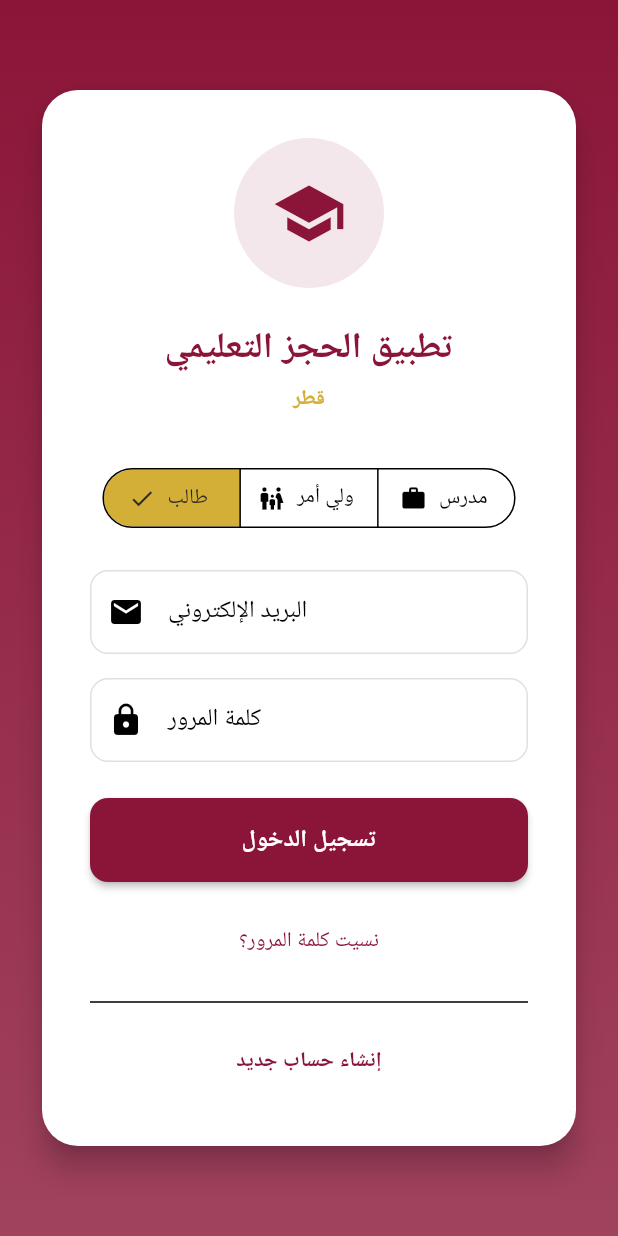
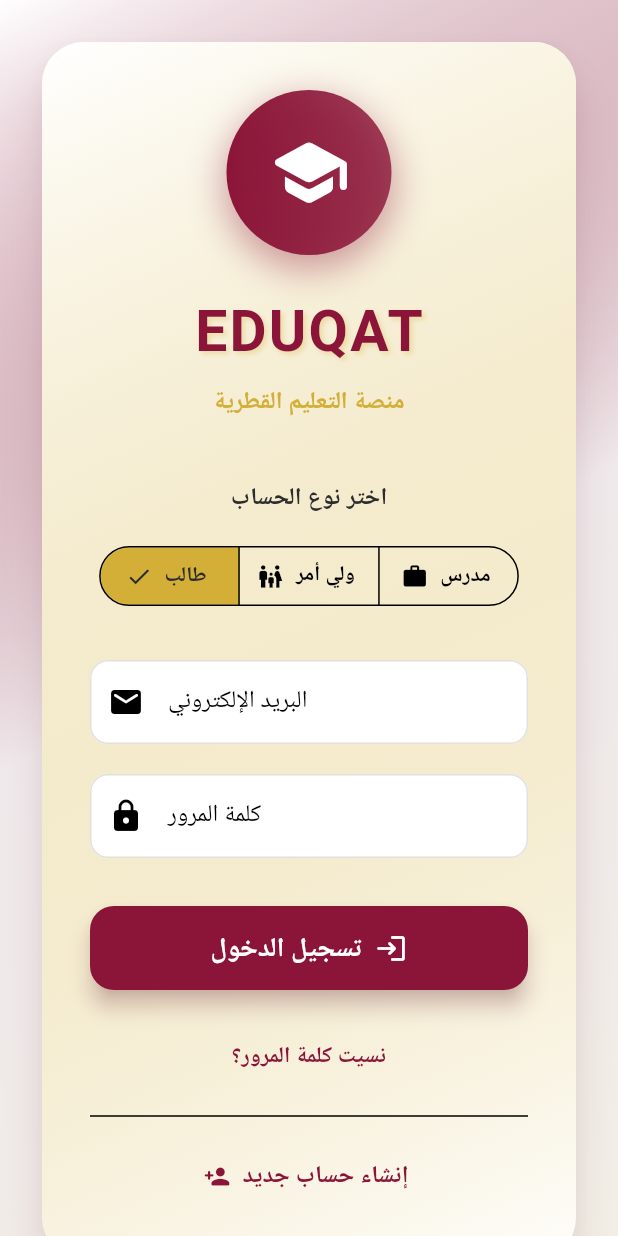
Before and after one commit to could-ai/019a6e33-a08f-7f8f-b1aa-4f597055f993, a Flutter app: the screen it shows after launch, after a tap on "تخطي", on a phone screen of 412 x 824 dp. Run offline on Flutter 3.47's test engine with Material 3 defaults, Android fonts, the phone set to English and light mode, and no system bars; our stand-ins replace google_fonts; Roboto replaces fonts that are missing (Cairo, Tajawal).

Commit message:
تحديث شامل لشاشة تسجيل الدخول مع تحسينات احترافية:
1. **الخطوط الجميلة**: استخدام Google Fonts:
   - Cairo للعناوين والنصوص العربية (عريض واضح)
   - Tajawal للنصوص التوضيحية (أنيق وسلس)
   - Roboto للبريد الإلكتروني وكلمة المرور (احترافي)

2. **اسم التطبيق EDUQAT**: بخط Cairo بحجم كبير 38 مع:
   - تباعد أحرف محسّن (letter spacing)
   - ظل ذهبي خفيف للعمق
   - لون خمري غامق

3. **الشعار الفرعي**: "منصة التعليم القطرية" بدلاً من "التطبيق التعليمي" بخط Tajawal ذهبي

4. **الألوان المحسّنة**:
   - خلفية متدرجة ناعمة (أبيض + لمسات خمري وذهبي)
   - بطاقة بيضاء مع تدرج ذهبي خفيف
   - ظلال احترافية للعمق

5. **الشعار الدائري**: محسّن مع تدرج لوني وظل خمري

6. **الأزرار**: جميع الأزرار تستخدم خطوط Cairo وTajawal مع أيقونات محسّنة

7. **حقول الإدخال**: عناوين بخط Tajawal والمحتوى بخط Roboto للوضوح

8. **زر تسجيل الدخول**: أكبر وأوضح مع أيقونة وظل ملون

التصميم الآن احترافي جداً مع خطوط عربية أنيقة واسم تطبيق بارز يعكس الهوية القطرية.

```diff
--- a/usr/lib/screens/login_screen.dart
+++ b/usr/lib/screens/login_screen.dart
@@ -1,4 +1,5 @@
 import 'package:flutter/material.dart';
+import 'package:google_fonts/google_fonts.dart';
 import '../utils/theme.dart';
 
 class LoginScreen extends StatefulWidget {
@@ -46,11 +47,12 @@ class _LoginScreenState extends State<LoginScreen> {
       body: Container(
         decoration: BoxDecoration(
           gradient: LinearGradient(
-            begin: Alignment.topCenter,
-            end: Alignment.bottomCenter,
+            begin: Alignment.topLeft,
+            end: Alignment.bottomRight,
             colors: [
-              AppTheme.primaryMaroon,
-              AppTheme.primaryMaroon.withOpacity(0.8),
+              Colors.white,
+              AppTheme.primaryMaroon.withOpacity(0.05),
+              AppTheme.secondaryGold.withOpacity(0.08),
             ],
           ),
         ),
@@ -59,64 +61,125 @@ class _LoginScreenState extends State<LoginScreen> {
             child: SingleChildScrollView(
               padding: const EdgeInsets.all(24),
               child: Card(
-                elevation: 8,
+                elevation: 12,
+                shadowColor: AppTheme.primaryMaroon.withOpacity(0.3),
                 shape: RoundedRectangleBorder(
-                  borderRadius: BorderRadius.circular(24),
+                  borderRadius: BorderRadius.circular(28),
+                ),
+                child: Container(
+                  decoration: BoxDecoration(
+                    borderRadius: BorderRadius.circular(28),
+                    gradient: LinearGradient(
+                      begin: Alignment.topLeft,
+                      end: Alignment.bottomRight,
+                      colors: [
+                        Colors.white,
+                        AppTheme.secondaryGold.withOpacity(0.02),
+                      ],
+                    ),
                   ),
                   child: Padding(
                     padding: const EdgeInsets.all(32),
                     child: Column(
                       mainAxisSize: MainAxisSize.min,
                       children: [
-                      // Logo placeholder
+                        // Logo
                         Container(
-                        width: 100,
-                        height: 100,
+                          width: 110,
+                          height: 110,
                           decoration: BoxDecoration(
-                          color: AppTheme.primaryMaroon.withOpacity(0.1),
+                            gradient: LinearGradient(
+                              colors: [
+                                AppTheme.primaryMaroon,
+                                AppTheme.primaryMaroon.withOpacity(0.8),
+                              ],
+                            ),
                             shape: BoxShape.circle,
+                            boxShadow: [
+                              BoxShadow(
+                                color: AppTheme.primaryMaroon.withOpacity(0.4),
+                                blurRadius: 20,
+                                spreadRadius: 2,
+                                offset: const Offset(0, 8),
+                              ),
+                            ],
                           ),
                           child: const Icon(
-                          Icons.school,
-                          size: 50,
-                          color: AppTheme.primaryMaroon,
+                            Icons.school_rounded,
+                            size: 55,
+                            color: Colors.white,
                           ),
                         ),
                         const SizedBox(height: 24),
+                        // App Name
                         Text(
-                        'تطبيق الحجز التعليمي',
-                        style: Theme.of(context).textTheme.headlineMedium?.copyWith(
+                          'EDUQAT',
+                          style: GoogleFonts.cairo(
+                            fontSize: 38,
+                            fontWeight: FontWeight.bold,
                             color: AppTheme.primaryMaroon,
-                              fontWeight: FontWeight.bold,
+                            letterSpacing: 1.5,
+                            shadows: [
+                              Shadow(
+                                color: AppTheme.secondaryGold.withOpacity(0.3),
+                                offset: const Offset(2, 2),
+                                blurRadius: 4,
                               ),
-                        textAlign: TextAlign.center,
+                            ],
+                          ),
                         ),
                         const SizedBox(height: 8),
                         Text(
-                        'قطر',
-                        style: Theme.of(context).textTheme.bodyMedium?.copyWith(
+                          'منصة التعليم القطرية',
+                          style: GoogleFonts.tajawal(
+                            fontSize: 16,
                             color: AppTheme.secondaryGold,
+                            fontWeight: FontWeight.w600,
+                            letterSpacing: 0.5,
+                          ),
+                        ),
+                        const SizedBox(height: 40),
+                        // User type selector
+                        Text(
+                          'اختر نوع الحساب',
+                          style: GoogleFonts.cairo(
+                            fontSize: 16,
+                            fontWeight: FontWeight.w600,
+                            color: AppTheme.textPrimary,
+                          ),
+                        ),
+                        const SizedBox(height: 16),
+                        SegmentedButton<String>(
+                          segments: [
+                            ButtonSegment(
+                              value: 'student',
+                              label: Text(
+                                'طالب',
+                                style: GoogleFonts.cairo(
                                   fontWeight: FontWeight.w600,
                                 ),
                               ),
-                      const SizedBox(height: 32),
-                      // User type selector
-                      SegmentedButton<String>(
-                        segments: const [
-                          ButtonSegment(
-                            value: 'student',
-                            label: Text('طالب'),
-                            icon: Icon(Icons.person),
+                              icon: const Icon(Icons.person),
                             ),
                             ButtonSegment(
                               value: 'parent',
-                            label: Text('ولي أمر'),
-                            icon: Icon(Icons.family_restroom),
+                              label: Text(
+                                'ولي أمر',
+                                style: GoogleFonts.cairo(
+                                  fontWeight: FontWeight.w600,
+                                ),
+                              ),
+                              icon: const Icon(Icons.family_restroom),
                             ),
                             ButtonSegment(
                               value: 'teacher',
-                            label: Text('مدرس'),
-                            icon: Icon(Icons.work),
+                              label: Text(
+                                'مدرس',
+                                style: GoogleFonts.cairo(
+                                  fontWeight: FontWeight.w600,
+                                ),
+                              ),
+                              icon: const Icon(Icons.work),
                             ),
                           ],
                           selected: {_selectedUserType},
@@ -126,63 +189,112 @@ class _LoginScreenState extends State<LoginScreen> {
                             });
                           },
                         ),
-                      const SizedBox(height: 24),
+                        const SizedBox(height: 32),
                         // Email field
                         TextField(
                           controller: _emailController,
-                        decoration: const InputDecoration(
+                          decoration: InputDecoration(
                             labelText: 'البريد الإلكتروني',
-                          prefixIcon: Icon(Icons.email),
+                            labelStyle: GoogleFonts.tajawal(
+                              fontWeight: FontWeight.w500,
+                            ),
+                            prefixIcon: const Icon(Icons.email_rounded),
                           ),
                           keyboardType: TextInputType.emailAddress,
                           textDirection: TextDirection.ltr,
+                          style: GoogleFonts.roboto(),
                         ),
-                      const SizedBox(height: 16),
+                        const SizedBox(height: 20),
                         // Password field
                         TextField(
                           controller: _passwordController,
-                        decoration: const InputDecoration(
+                          decoration: InputDecoration(
                             labelText: 'كلمة المرور',
-                          prefixIcon: Icon(Icons.lock),
+                            labelStyle: GoogleFonts.tajawal(
+                              fontWeight: FontWeight.w500,
+                            ),
+                            prefixIcon: const Icon(Icons.lock_rounded),
                           ),
                           obscureText: true,
                           textDirection: TextDirection.ltr,
+                          style: GoogleFonts.roboto(),
                         ),
-                      const SizedBox(height: 24),
+                        const SizedBox(height: 32),
                         // Login button
                         SizedBox(
                           width: double.infinity,
+                          height: 56,
                           child: ElevatedButton(
                             onPressed: _handleLogin,
-                          child: const Text(
+                            style: ElevatedButton.styleFrom(
+                              backgroundColor: AppTheme.primaryMaroon,
+                              foregroundColor: Colors.white,
+                              elevation: 6,
+                              shadowColor: AppTheme.primaryMaroon.withOpacity(0.5),
+                              shape: RoundedRectangleBorder(
+                                borderRadius: BorderRadius.circular(16),
+                              ),
+                            ),
+                            child: Row(
+                              mainAxisAlignment: MainAxisAlignment.center,
+                              children: [
+                                Text(
                                   'تسجيل الدخول',
-                            style: TextStyle(fontSize: 16, fontWeight: FontWeight.bold),
+                                  style: GoogleFonts.cairo(
+                                    fontSize: 18,
+                                    fontWeight: FontWeight.bold,
+                                  ),
+                                ),
+                                const SizedBox(width: 8),
+                                const Icon(Icons.login_rounded, size: 22),
+                              ],
                             ),
                           ),
                         ),
-                      const SizedBox(height: 16),
+                        const SizedBox(height: 20),
                         // Forgot password
                         TextButton(
                           onPressed: () {
                             // TODO: Implement forgot password
                             ScaffoldMessenger.of(context).showSnackBar(
-                            const SnackBar(content: Text('استعادة كلمة المرور قريباً')),
+                              SnackBar(
+                                content: Text(
+                                  'استعادة كلمة المرور قريباً',
+                                  style: GoogleFonts.tajawal(),
+                                ),
+                              ),
                             );
                           },
-                        child: const Text('نسيت كلمة المرور؟'),
+                          child: Text(
+                            'نسيت كلمة المرور؟',
+                            style: GoogleFonts.tajawal(
+                              fontSize: 15,
+                              fontWeight: FontWeight.w600,
+                              color: AppTheme.primaryMaroon,
+                            ),
+                          ),
                         ),
                         const Divider(height: 32),
                         // Create account
-                      TextButton(
+                        TextButton.icon(
                           onPressed: () {
                             // TODO: Navigate to registration screen
                             ScaffoldMessenger.of(context).showSnackBar(
-                            const SnackBar(content: Text('إنشاء حساب جديد قريباً')),
+                              SnackBar(
+                                content: Text(
+                                  'إنشاء حساب جديد قريباً',
+                                  style: GoogleFonts.tajawal(),
+                                ),
+                              ),
                             );
                           },
-                        child: const Text(
+                          icon: const Icon(Icons.person_add_rounded),
+                          label: Text(
                             'إنشاء حساب جديد',
-                          style: TextStyle(fontWeight: FontWeight.bold),
+                            style: GoogleFonts.cairo(
+                              fontSize: 16,
+                              fontWeight: FontWeight.bold,
+                            ),
                           ),
                         ),
                       ],
@@ -193,6 +305,7 @@ class _LoginScreenState extends State<LoginScreen> {
             ),
           ),
         ),
+      ),
     );
   }
 }
```
Lines whose indentation alone changed are shown as unchanged.
